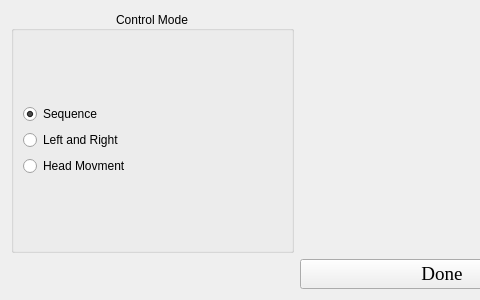
Old version of the form DeskTop App/UIs/cont.ui in the repository mohab-hisham/Smart-Home-System-controlled-by-EEG; both pictures show x 0 to 480 and y 0 to 300 of the 884 by 300 pixel window.
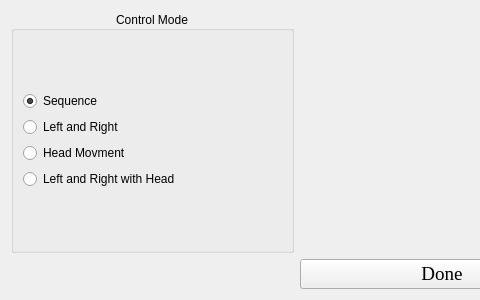
New version of the form.

What changed in the file:
```diff
--- a/DeskTop App/UIs/cont.ui
+++ b/DeskTop App/UIs/cont.ui
@@ -49,6 +49,13 @@
           </property>
          </widget>
         </item>
+         <item>
+         <widget class="QRadioButton" name="head_radioButton">
+          <property name="text">
+           <string>Left and Right with Head</string>
+          </property>
+         </widget>
+        </item>
        </layout>
       </item>
      </layout>
```
